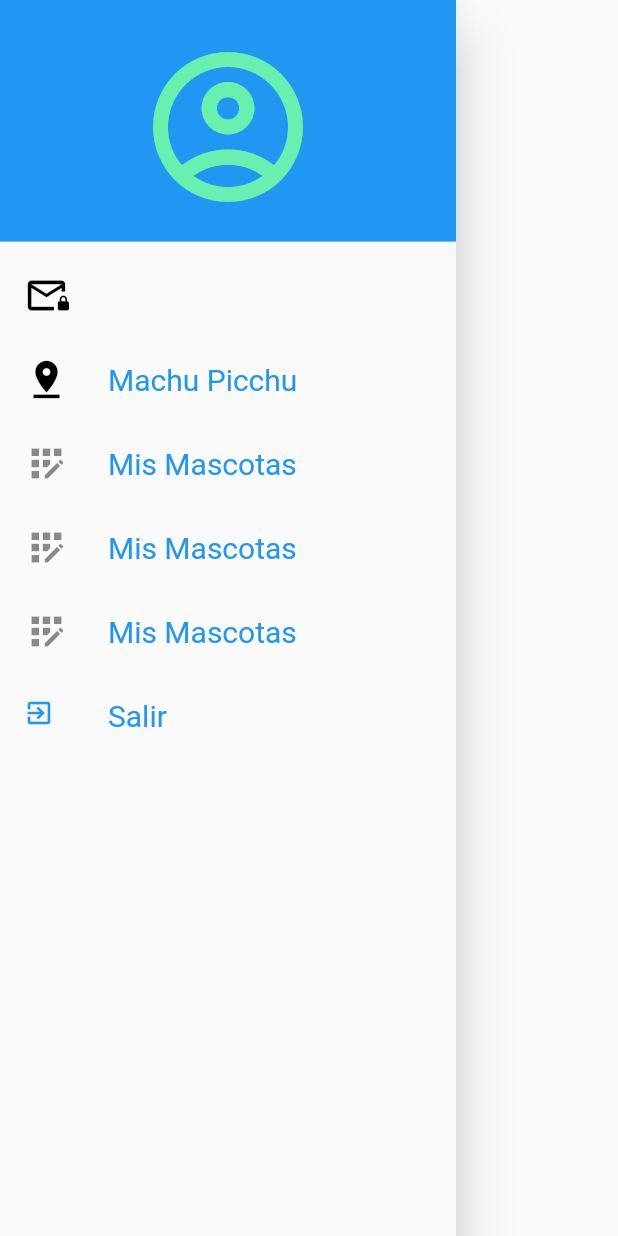
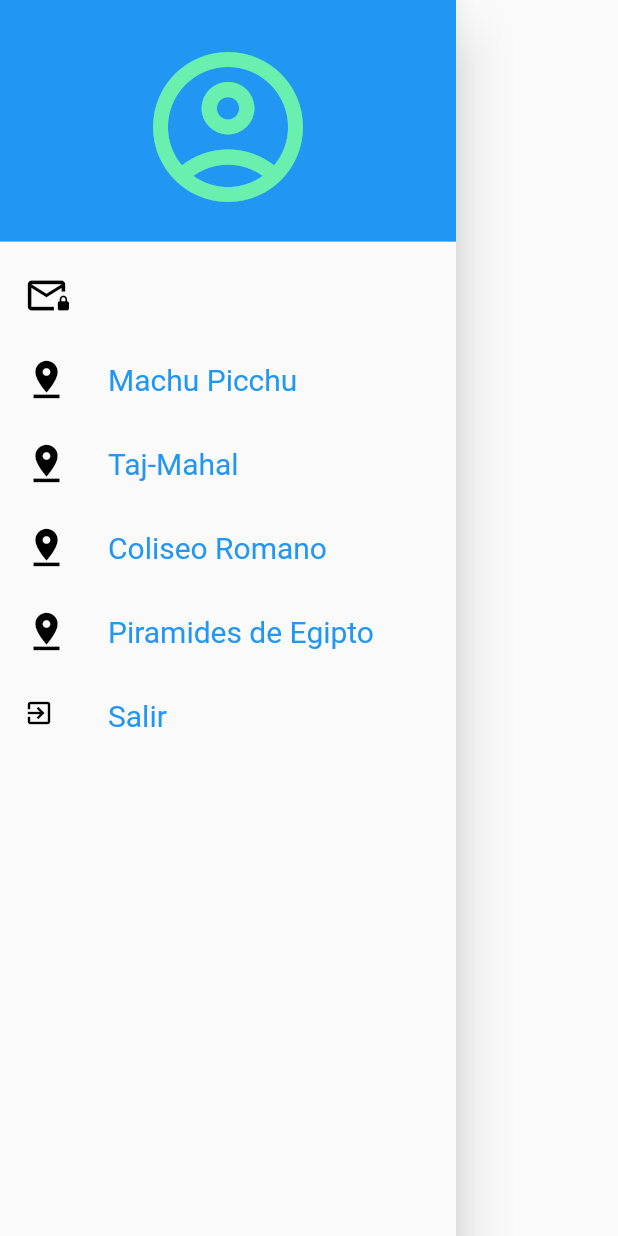
Before and after one commit to PotenSEO/AndroidLabs, a Flutter app: the MenuPage widget shown alone on an empty page, opened directly, on a phone screen of 412 x 824 dp. Run offline on Flutter 3.47's test engine with Material 2 defaults, Android fonts, the phone set to English and light mode, and no system bars; our stand-ins replace firebase_auth, firebase_core; accounts and stored records are empty.

Commit message:
Update menu_page.dart

```diff
--- a/lib/pages/menu_page.dart
+++ b/lib/pages/menu_page.dart
@@ -48,8 +48,8 @@ class _MenuPageState extends State<MenuPage> {
               ),
               ListTile(
                 leading: const Icon(
-                  Icons.app_registration,size: 30,),
-                title: const Text("Mis Mascotas", style: TextStyle( fontSize: 20)),
+                  Icons.pin_drop, size: 30, color: Colors.black,),
+                title: const Text("Taj-Mahal", style: TextStyle( fontSize: 20)),
                 textColor: Colors.blue,
                 onTap: (){
                   FirebaseAuth.instance.signOut();
@@ -58,8 +58,8 @@ class _MenuPageState extends State<MenuPage> {
               ),
               ListTile(
                 leading: const Icon(
-                  Icons.app_registration,size: 30,),
-                title: const Text("Mis Mascotas", style: TextStyle( fontSize: 20)),
+                  Icons.pin_drop, size: 30, color: Colors.black,),
+                title: const Text("Coliseo Romano", style: TextStyle( fontSize: 20)),
                 textColor: Colors.blue,
                 onTap: (){
                   FirebaseAuth.instance.signOut();
@@ -68,8 +68,8 @@ class _MenuPageState extends State<MenuPage> {
               ),
               ListTile(
                 leading: const Icon(
-                  Icons.app_registration,size: 30,),
-                title: const Text("Mis Mascotas", style: TextStyle( fontSize: 20)),
+                  Icons.pin_drop, size: 30, color: Colors.black,),
+                title: const Text("Piramides de Egipto", style: TextStyle( fontSize: 20)),
                 textColor: Colors.blue,
                 onTap: (){
                   FirebaseAuth.instance.signOut();
@@ -77,7 +77,7 @@ class _MenuPageState extends State<MenuPage> {
                 },
               ),
               ListTile(
-                leading: const Icon(Icons.exit_to_app, size: 20, color: Colors.blue,),
+                leading: const Icon(Icons.exit_to_app, size: 20, color: Colors.black,),
                 title: const Text("Salir", style: TextStyle( fontSize: 20)),
                 textColor: Colors.blue,
                 onTap: (){
```
